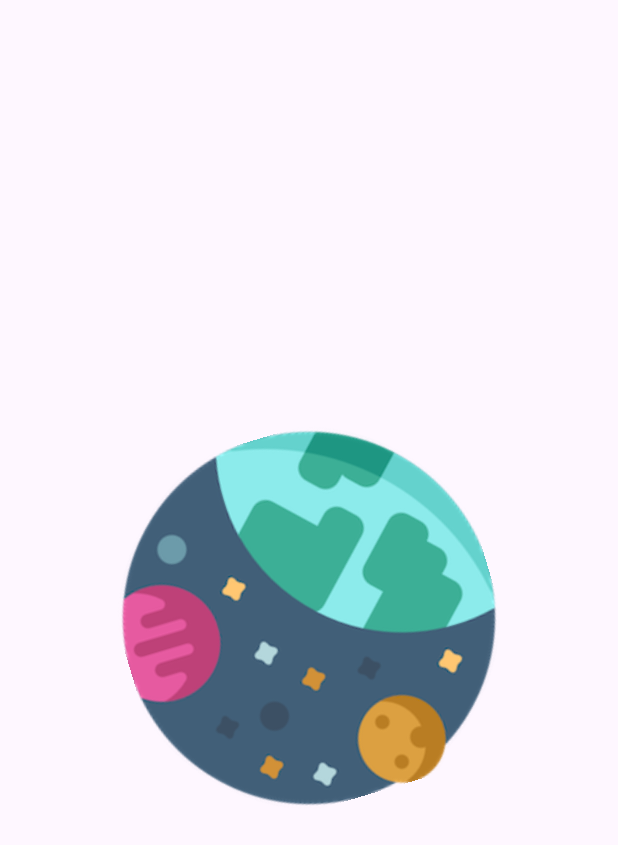
After one commit to IiuliiaP/MaterialDesign, an Android app: the SplashFragment screen opened directly, with no data from a screen before it, on a phone screen of 412 x 824 dp. The commit adds this screen. Shown: the top 845 px of the screen. Run offline under Robolectric (Android 15) with nearby library versions, the phone set to English and light mode, and no system bars; Roboto replaces fonts that are not available here.

Commit message:
добавлен splash экран c aнимацией

```diff
--- a/app/src/main/AndroidManifest.xml
+++ b/app/src/main/AndroidManifest.xml
@@ -15,7 +15,7 @@
         tools:targetApi="31">
         <activity
             android:name=".view.ux.UxActivity"
-            android:exported="false" />
+            android:exported="true" />
         <activity
             android:name=".view.recycler.RecyclerActivity"
             android:exported="false" />
--- a/app/src/main/java/com/example/materialdesign/MainActivity.kt
+++ b/app/src/main/java/com/example/materialdesign/MainActivity.kt
@@ -12,7 +12,7 @@ class MainActivity : AppCompatActivity() {
         super.onCreate(savedInstanceState)
         binding = ActivityMainBinding.inflate(layoutInflater)
         setContentView(binding.root)
-        if(savedInstanceState ==null){
+        if(savedInstanceState == null){
             supportFragmentManager.beginTransaction()
                 .replace(R.id.container, PictureOfTheDayFragment.newInstance()).commit()
         }
--- /dev/null
+++ b/app/src/main/java/com/example/materialdesign/view/ux/SplashFragment.kt
@@ -0,0 +1,53 @@
+package com.example.materialdesign.view.ux
+
+import android.content.Intent
+import android.os.Bundle
+import android.os.Handler
+import android.os.Looper
+import androidx.fragment.app.Fragment
+import android.view.LayoutInflater
+import android.view.View
+import android.view.ViewGroup
+import com.example.materialdesign.R
+import com.example.materialdesign.databinding.FragmentSplashBinding
+
+
+class SplashFragment : Fragment() {
+
+    private var _binding: FragmentSplashBinding? = null
+    private val binding get() = _binding!!
+
+    override fun onCreate(savedInstanceState: Bundle?) {
+        super.onCreate(savedInstanceState)
+    }
+
+    override fun onDestroyView() {
+        super.onDestroyView()
+        _binding = null
+    }
+
+    override fun onCreateView(
+        inflater: LayoutInflater, container: ViewGroup?,
+        savedInstanceState: Bundle?
+    ): View {
+        _binding = FragmentSplashBinding.inflate(inflater, container, false)
+        return binding.root
+    }
+
+    override fun onViewCreated(view: View, savedInstanceState: Bundle?) {
+        super.onViewCreated(view, savedInstanceState)
+
+        binding.splashImageView.animate().rotation(720f).setDuration(3000L).start()
+
+        Handler(Looper.getMainLooper()).postDelayed({
+            startActivity(Intent(activity, UxActivity::class.java))
+            onDestroy()
+        },3000L)
+    }
+
+    companion object {
+        @JvmStatic
+        fun newInstance() = SplashFragment()
+
+    }
+}
--- a/app/src/main/java/com/example/materialdesign/view/ux/UxActivity.kt
+++ b/app/src/main/java/com/example/materialdesign/view/ux/UxActivity.kt
@@ -10,10 +10,16 @@ class UxActivity : AppCompatActivity() {
     lateinit var binding: ActivityUxBinding
 
     override fun onCreate(savedInstanceState: Bundle?) {
+
+        super.onCreate(savedInstanceState)
         setTheme(R.style.MoonTheme)
-        super.onCreate(savedInstanceState)
 
         binding = ActivityUxBinding.inflate(layoutInflater)
         setContentView(binding.root)
+
+        if(savedInstanceState == null){
+            supportFragmentManager.beginTransaction()
+                .replace(R.id.container, SplashFragment.newInstance()).commit()
+        }
     }
 }
--- /dev/null
+++ b/app/src/main/res/layout/fragment_splash.xml
@@ -0,0 +1,15 @@
+<?xml version="1.0" encoding="utf-8"?>
+<FrameLayout xmlns:android="http://schemas.android.com/apk/res/android"
+    xmlns:tools="http://schemas.android.com/tools"
+    android:layout_width="match_parent"
+    android:layout_height="match_parent"
+    tools:context=".view.ux.SplashFragment">
+
+  <ImageView
+      android:id="@+id/splashImageView"
+      android:layout_width="wrap_content"
+      android:layout_height="wrap_content"
+      android:layout_gravity="center"
+      android:src="@drawable/space"/>
+
+</FrameLayout>
```
Also changed, not shown: app/src/main/java/com/example/materialdesign/view/PictureOfTheDayFragment.kt (+4 -3 lines).
